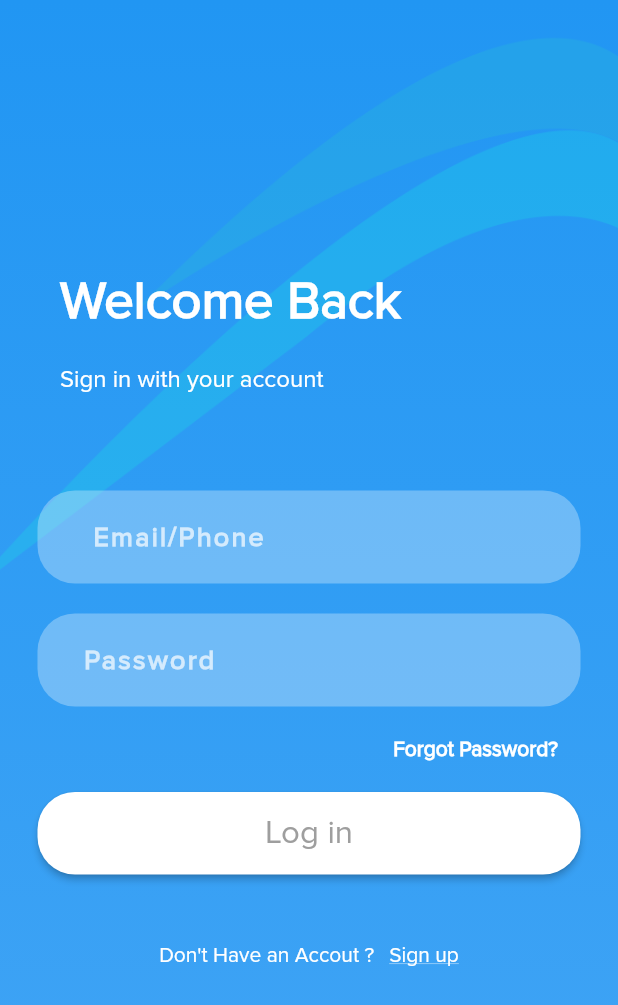
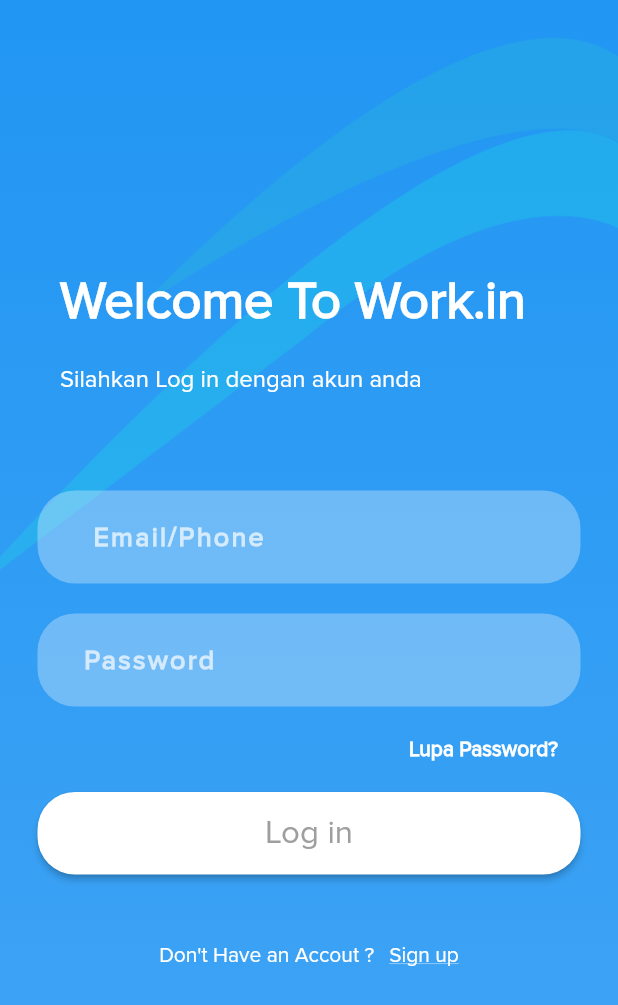
Before and after one commit to ahmadrzq/Kelompok-1, a Flutter app: the screen it shows after launch, on a phone screen of 412 x 824 dp. Shown: the top 1005 px of the screen. Run offline on Flutter 3.47's test engine with Material 2 defaults, Android fonts, the phone set to English and light mode, and no system bars.

Commit message:
Update login.dart

```diff
--- a/lib/login.dart
+++ b/lib/login.dart
@@ -32,7 +32,7 @@
                     width: 40,
                   ),
                   Text(
-                    'Welcome Back',
+                    'Welcome To Work.in',
                     style: TextStyle(
                         color: Colors.white,
                         fontWeight: FontWeight.bold,
@@ -49,7 +49,7 @@
                     width: 40,
                   ),
                   Text(
-                    'Sign in with your account',
+                    'Silahkan Log in dengan akun anda',
                     style: TextStyle(color: Colors.white, fontSize: 16),
                   )
                 ],
@@ -78,7 +78,7 @@
                     onTap: () {},
                     child: Container(
                       child: Text(
-                        'Forgot Password?',
+                        'Lupa Password?',
                         style: TextStyle(
                             color: Colors.white, fontWeight: FontWeight.w700),
                       ),
```
